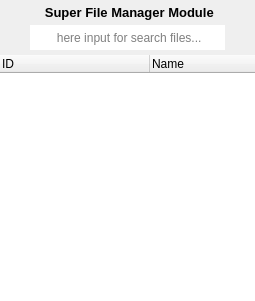
First picture: the form in __plugins__/__richerbox__/__superfilemanager__/_superfilemanagerui_.ui, repository Alexandershy/SuperTools, before the edit.
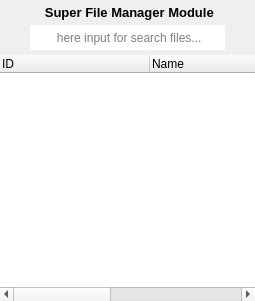
Second picture: the form after the edit.

What changed in the file:
```diff
--- a/__plugins__/__richerbox__/__superfilemanager__/_superfilemanagerui_.ui
+++ b/__plugins__/__richerbox__/__superfilemanager__/_superfilemanagerui_.ui
@@ -180,10 +180,13 @@
       <enum>QFrame::NoFrame</enum>
      </property>
      <property name="verticalScrollBarPolicy">
-      <enum>Qt::ScrollBarAlwaysOff</enum>
+      <enum>Qt::ScrollBarAsNeeded</enum>
      </property>
      <property name="horizontalScrollBarPolicy">
-      <enum>Qt::ScrollBarAlwaysOff</enum>
+      <enum>Qt::ScrollBarAsNeeded</enum>
+     </property>
+     <property name="sizeAdjustPolicy">
+      <enum>QAbstractScrollArea::AdjustToContentsOnFirstShow</enum>
      </property>
      <property name="autoScroll">
       <bool>true</bool>
```
